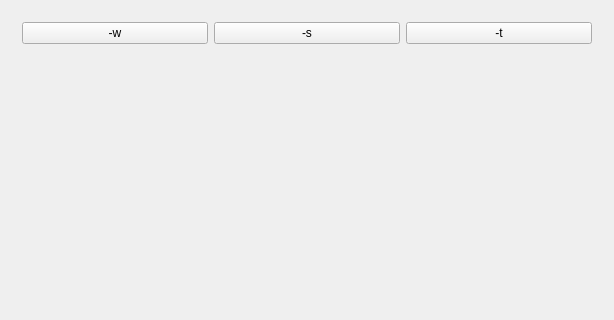
zer0main/bin_game_mvc, file src/gui/MainWindow.ui: the form before one commit; both pictures show x 0 to 614 and y 0 to 320 of the 614 by 528 pixel window.
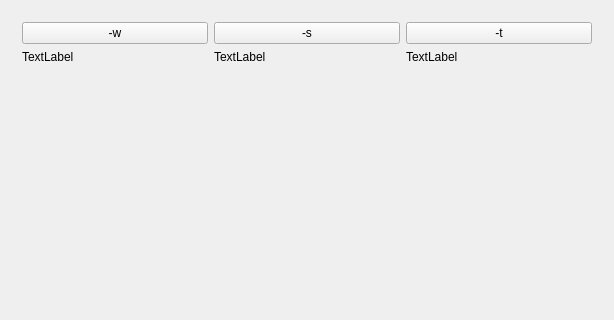
The form after the commit.

Commit message:
startpage: add text labels
For detailed descriptions of game modes.

Diff of the .ui file:
```diff
--- a/src/gui/MainWindow.ui
+++ b/src/gui/MainWindow.ui
@@ -37,6 +37,13 @@
             </property>
            </widget>
           </item>
+          <item>
+           <widget class="QLabel" name="label_7">
+            <property name="text">
+             <string>TextLabel</string>
+            </property>
+           </widget>
+          </item>
           <item>
            <spacer name="verticalSpacer_2">
             <property name="orientation">
@@ -64,6 +71,13 @@
             </property>
            </widget>
           </item>
+          <item>
+           <widget class="QLabel" name="label_8">
+            <property name="text">
+             <string>TextLabel</string>
+            </property>
+           </widget>
+          </item>
           <item>
            <spacer name="verticalSpacer_3">
             <property name="orientation">
@@ -91,6 +105,13 @@
             </property>
            </widget>
           </item>
+          <item>
+           <widget class="QLabel" name="label_6">
+            <property name="text">
+             <string>TextLabel</string>
+            </property>
+           </widget>
+          </item>
           <item>
            <spacer name="verticalSpacer">
             <property name="orientation">
```
